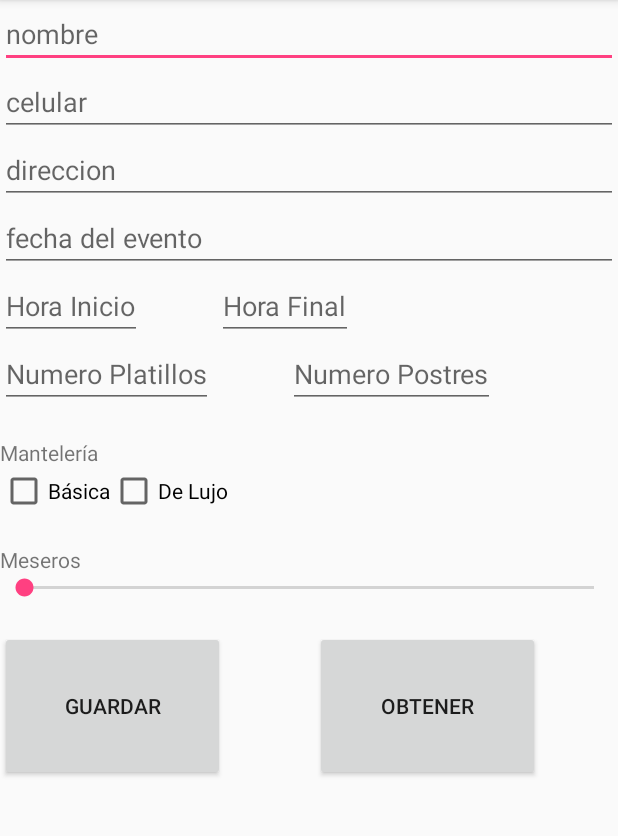
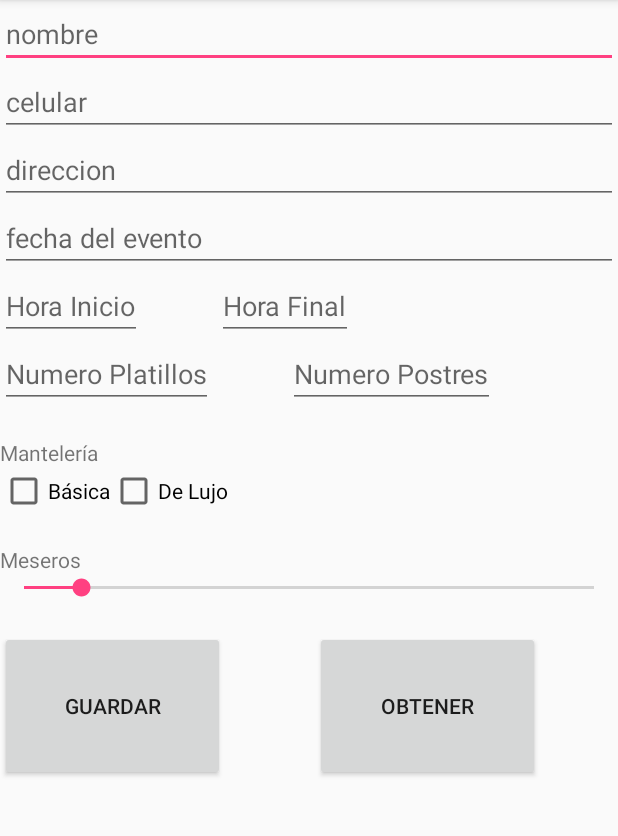
Before and after one commit to emmanuelrap/2_1_2_Laboratorio_SharedPreferences, an Android app: the screen it shows after launch (MainActivity), on a phone screen of 412 x 824 dp, the part 84-920 px from its top. Run offline under Robolectric (Android 15) with nearby library versions, the phone set to English and light mode, and no system bars.

```diff
--- a/app/src/main/java/mx/edu/ittepic/a12_marzo/MainActivity.java
+++ b/app/src/main/java/mx/edu/ittepic/a12_marzo/MainActivity.java
@@ -19,6 +19,7 @@ public class MainActivity extends AppCompatActivity {
         EditText et1,et2,et3,et4,et5,et6,et7,et8;
         CheckBox cb1,cb2,cb3,cb4,cb5,cb6;
         SeekBar sb;
+
 
 
         @Override
@@ -113,6 +114,12 @@ public class MainActivity extends AppCompatActivity {
 
 
 
+
+
+
+
+
+
                     /**  Check box */
                     /*
                     if (cb1.isChecked()) {
@@ -178,24 +185,32 @@ public class MainActivity extends AppCompatActivity {
                     et8.setText(preferences8.getString("correo8", ""));
 
 
-
-
                     SharedPreferences preferencesa = getSharedPreferences("manteleria1", Context.MODE_PRIVATE);
-                        cb1.setChecked((preferencesa.getBoolean("cantar", false)));
-
+                    cb1.setChecked((preferencesa.getBoolean("cantar", false)));
 
                     SharedPreferences preferencesb = getSharedPreferences("manteleria2", Context.MODE_PRIVATE);
                     cb2.setChecked((preferencesb.getBoolean("leer", false)));
 
 
-
-
-
-
-
                 }
             });//fin on clic bt2
 
+        sb.setOnSeekBarChangeListener(new SeekBar.OnSeekBarChangeListener() {
+            @Override
+            public void onProgressChanged(SeekBar seekBar, int i, boolean b) {
+                final int auxsb =i;
+            }
+
+            @Override
+            public void onStartTrackingTouch(SeekBar seekBar) {
+
+            }
+
+            @Override
+            public void onStopTrackingTouch(SeekBar seekBar) {
+
+            }
+        });
 
         }
 }
--- a/app/src/main/res/layout/activity_main.xml
+++ b/app/src/main/res/layout/activity_main.xml
@@ -99,10 +99,13 @@
         android:layout_width="match_parent"
         android:layout_height="wrap_content"
         android:text="Meseros"/>
-   <SeekBar
-       android:id="@+id/seekbar"
-       android:layout_width="match_parent"
-       android:layout_height="wrap_content" />
+
+    <SeekBar
+        android:id="@+id/seekbar"
+        android:layout_width="match_parent"
+        android:layout_height="wrap_content"
+        android:max="10"
+        android:progress="1" />
 
 
     <LinearLayout
```
